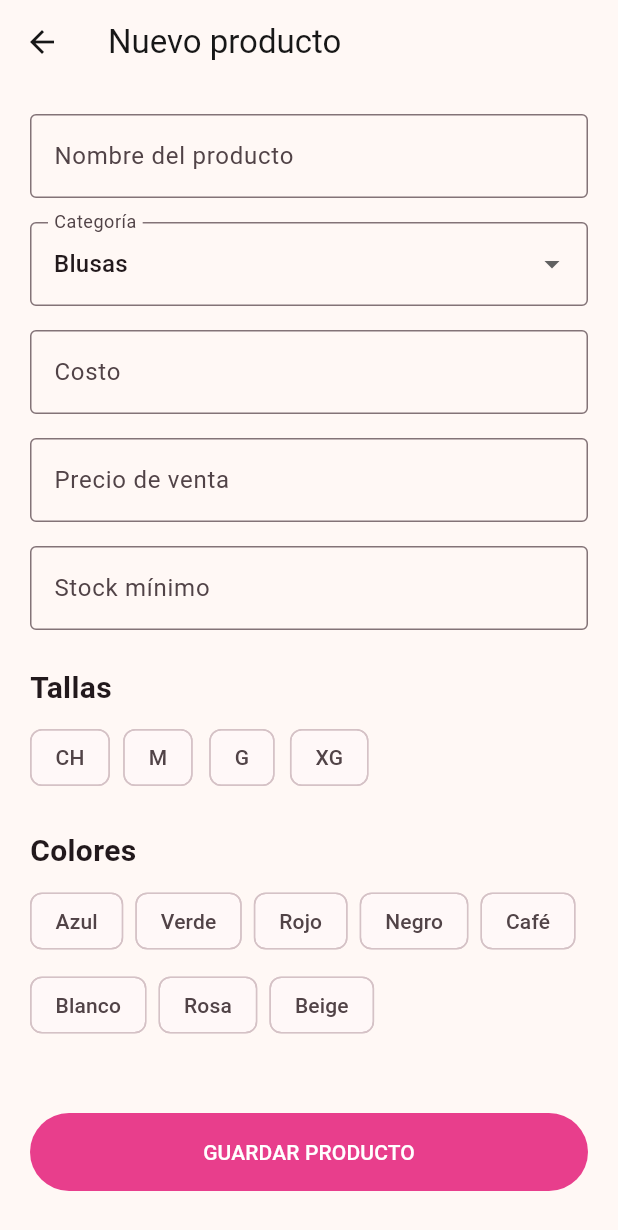
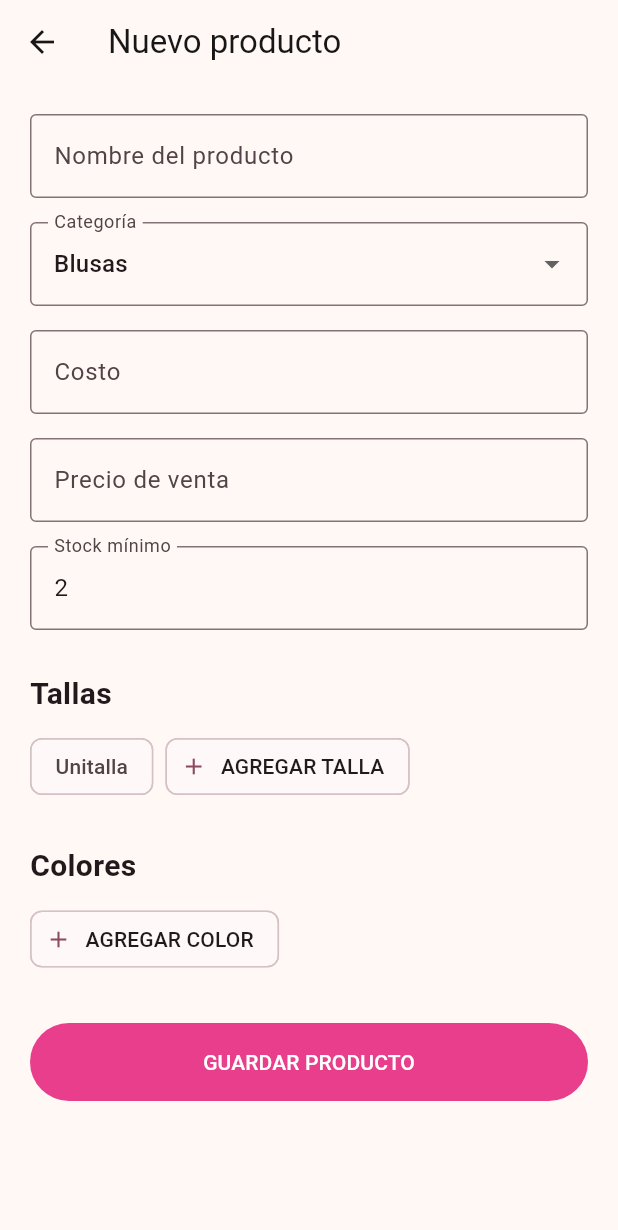
Before and after one commit to cesar1525mtz-rgb/modas-sophie-app, a Flutter app: the NewProductPage screen opened directly, on a phone screen of 412 x 824 dp. Shown: the top 1230 px of the screen. Run offline on Flutter 3.47's test engine with Material 3 defaults, Android fonts, the phone set to English and light mode, and no system bars; our stand-ins replace supabase_flutter; accounts and stored records are empty.

Commit message:
Update new_product_page.dart

```diff
--- a/lib/features/inventory/new_product_page.dart
+++ b/lib/features/inventory/new_product_page.dart
@@ -12,12 +12,11 @@ class _NewProductPageState extends State<NewProductPage> {
   final nameController = TextEditingController();
   final costController = TextEditingController();
   final priceController = TextEditingController();
-  final minimumController = TextEditingController();
+  final minimumController = TextEditingController(text: '2');
 
   final SupabaseClient client = Supabase.instance.client;
 
   bool saving = false;
-
   String category = 'Blusas';
 
   final List<String> categories = [
@@ -30,63 +29,13 @@ class _NewProductPageState extends State<NewProductPage> {
     'Otros',
   ];
 
-  final List<String> sizes = [
-    'CH',
-    'M',
-    'G',
-    'XG',
-  ];
-
-  final List<String> colors = [
-    'Azul',
-    'Verde',
-    'Rojo',
-    'Negro',
-    'Café',
-    'Blanco',
-    'Rosa',
-    'Beige',
-  ];
+  final List<String> sizes = ['Unitalla'];
+  final List<String> colors = [];
 
   final Set<String> selectedSizes = {};
   final Set<String> selectedColors = {};
 
   final Map<String, TextEditingController> stockControllers = {};
-
-  String variantKey(String size, String color) {
-    return '$size|$color';
-  }
-
-  TextEditingController stockController(
-    String size,
-    String color,
-  ) {
-    final key = variantKey(size, color);
-
-    if (!stockControllers.containsKey(key)) {
-      stockControllers[key] = TextEditingController(text: '0');
-    }
-
-    return stockControllers[key]!;
-  }
-
-  List<Map<String, dynamic>> get variants {
-    final result = <Map<String, dynamic>>[];
-
-    for (final size in selectedSizes) {
-      for (final color in selectedColors) {
-        final controller = stockController(size, color);
-
-        result.add({
-          'size': size,
-          'color': color,
-          'stock': int.tryParse(controller.text.trim()) ?? 0,
-        });
-      }
-    }
-
-    return result;
-  }
 
   @override
   void dispose() {
@@ -100,6 +49,136 @@ class _NewProductPageState extends State<NewProductPage> {
     }
 
     super.dispose();
+  }
+
+  String variantKey(String size, String color) {
+    return '$size|$color';
+  }
+
+  TextEditingController stockController(
+    String size,
+    String color,
+  ) {
+    final key = variantKey(size, color);
+
+    return stockControllers.putIfAbsent(
+      key,
+      () => TextEditingController(text: '0'),
+    );
+  }
+
+  List<Map<String, dynamic>> get variants {
+    final result = <Map<String, dynamic>>[];
+
+    for (final size in selectedSizes) {
+      for (final color in selectedColors) {
+        result.add({
+          'size': size,
+          'color': color,
+          'stock': int.tryParse(
+                stockController(size, color).text.trim(),
+              ) ??
+              0,
+        });
+      }
+    }
+
+    return result;
+  }
+
+  Future<void> addSize() async {
+    final value = await askValue(
+      'Agregar talla',
+      'Nombre de la talla',
+    );
+
+    if (value == null || value.trim().isEmpty) return;
+
+    final size = value.trim();
+
+    final exists = sizes.any(
+      (item) => item.toLowerCase() == size.toLowerCase(),
+    );
+
+    if (exists) {
+      showMessage('La talla ya existe');
+      return;
+    }
+
+    setState(() {
+      sizes.add(size);
+      selectedSizes.add(size);
+    });
+  }
+
+  Future<void> addColor() async {
+    final value = await askValue(
+      'Agregar color',
+      'Nombre del color',
+    );
+
+    if (value == null || value.trim().isEmpty) return;
+
+    final color = value.trim();
+
+    final exists = colors.any(
+      (item) => item.toLowerCase() == color.toLowerCase(),
+    );
+
+    if (exists) {
+      showMessage('El color ya existe');
+      return;
+    }
+
+    setState(() {
+      colors.add(color);
+      selectedColors.add(color);
+    });
+  }
+
+  Future<String?> askValue(
+    String title,
+    String label,
+  ) async {
+    final controller = TextEditingController();
+
+    final result = await showDialog<String>(
+      context: context,
+      builder: (dialogContext) {
+        return AlertDialog(
+          title: Text(title),
+          content: TextField(
+            controller: controller,
+            autofocus: true,
+            textCapitalization: TextCapitalization.words,
+            decoration: InputDecoration(
+              labelText: label,
+            ),
+          ),
+          actions: [
+            TextButton(
+              onPressed: () {
+                Navigator.pop(dialogContext);
+              },
+              child: const Text('CANCELAR'),
+            ),
+            FilledButton(
+              onPressed: () {
+                Navigator.pop(
+                  dialogContext,
+                  controller.text,
+                );
+              },
+              child: const Text('AGREGAR'),
+            ),
+          ],
+        );
+      },
+    );
+
+    controller.dispose();
+
+    return result;
   }
 
   @override
@@ -116,6 +195,7 @@ class _NewProductPageState extends State<NewProductPage> {
             children: [
               TextField(
                 controller: nameController,
+                textCapitalization: TextCapitalization.words,
                 decoration: const InputDecoration(
                   labelText: 'Nombre del producto',
                   border: OutlineInputBorder(),
@@ -145,7 +225,8 @@ class _NewProductPageState extends State<NewProductPage> {
               const SizedBox(height: 16),
               TextField(
                 controller: costController,
-                keyboardType: const TextInputType.numberWithOptions(
+                keyboardType:
+                    const TextInputType.numberWithOptions(
                   decimal: true,
                 ),
                 decoration: const InputDecoration(
@@ -156,7 +237,8 @@ class _NewProductPageState extends State<NewProductPage> {
               const SizedBox(height: 16),
               TextField(
                 controller: priceController,
-                keyboardType: const TextInputType.numberWithOptions(
+                keyboardType:
+                    const TextInputType.numberWithOptions(
                   decimal: true,
                 ),
                 decoration: const InputDecoration(
@@ -173,7 +255,7 @@ class _NewProductPageState extends State<NewProductPage> {
                   border: OutlineInputBorder(),
                 ),
               ),
-              const SizedBox(height: 24),
+              const SizedBox(height: 28),
               const Text(
                 'Tallas',
                 style: TextStyle(
@@ -181,11 +263,12 @@ class _NewProductPageState extends State<NewProductPage> {
                   fontWeight: FontWeight.bold,
                 ),
               ),
-              const SizedBox(height: 8),
+              const SizedBox(height: 10),
               Wrap(
                 spacing: 8,
                 runSpacing: 8,
-                children: sizes.map((size) {
+                children: [
+                  ...sizes.map((size) {
                     return FilterChip(
                       label: Text(size),
                       selected: selectedSizes.contains(size),
@@ -199,9 +282,15 @@ class _NewProductPageState extends State<NewProductPage> {
                         });
                       },
                     );
-                }).toList(),
+                  }),
+                  ActionChip(
+                    avatar: const Icon(Icons.add),
+                    label: const Text('AGREGAR TALLA'),
+                    onPressed: addSize,
                   ),
-              const SizedBox(height: 24),
+                ],
+              ),
+              const SizedBox(height: 28),
               const Text(
                 'Colores',
                 style: TextStyle(
@@ -209,11 +298,12 @@ class _NewProductPageState extends State<NewProductPage> {
                   fontWeight: FontWeight.bold,
                 ),
               ),
-              const SizedBox(height: 8),
+              const SizedBox(height: 10),
               Wrap(
                 spacing: 8,
                 runSpacing: 8,
-                children: colors.map((color) {
+                children: [
+                  ...colors.map((color) {
                     return FilterChip(
                       label: Text(color),
                       selected: selectedColors.contains(color),
@@ -227,11 +317,17 @@ class _NewProductPageState extends State<NewProductPage> {
                         });
                       },
                     );
-                }).toList(),
+                  }),
+                  ActionChip(
+                    avatar: const Icon(Icons.add),
+                    label: const Text('AGREGAR COLOR'),
+                    onPressed: addColor,
                   ),
-              const SizedBox(height: 24),
+                ],
+              ),
               if (selectedSizes.isNotEmpty &&
                   selectedColors.isNotEmpty) ...[
+                const SizedBox(height: 32),
                 const Text(
                   'Existencias por variante',
                   style: TextStyle(
@@ -240,9 +336,9 @@ class _NewProductPageState extends State<NewProductPage> {
                   ),
                 ),
                 const SizedBox(height: 12),
-                ..._buildVariantFields(),
+                ...buildVariantFields(),
               ],
-              const SizedBox(height: 24),
+              const SizedBox(height: 32),
               SizedBox(
                 width: double.infinity,
                 child: FilledButton(
@@ -262,11 +358,27 @@ class _NewProductPageState extends State<NewProductPage> {
     );
   }
 
-  List<Widget> _buildVariantFields() {
+  List<Widget> buildVariantFields() {
     final widgets = <Widget>[];
 
+    for (final color in selectedColors) {
+      widgets.add(
+        Padding(
+          padding: const EdgeInsets.only(
+            top: 12,
+            bottom: 8,
+          ),
+          child: Text(
+            color.toUpperCase(),
+            style: const TextStyle(
+              fontSize: 18,
+              fontWeight: FontWeight.bold,
+            ),
+          ),
+        ),
+      );
+
       for (final size in selectedSizes) {
-      for (final color in selectedColors) {
         widgets.add(
           Card(
             child: Padding(
@@ -275,7 +387,7 @@ class _NewProductPageState extends State<NewProductPage> {
                 children: [
                   Expanded(
                     child: Text(
-                      'Talla $size · $color',
+                      'Talla $size',
                       style: const TextStyle(
                         fontWeight: FontWeight.bold,
                       ),
@@ -284,8 +396,12 @@ class _NewProductPageState extends State<NewProductPage> {
                   SizedBox(
                     width: 100,
                     child: TextField(
-                      controller: stockController(size, color),
+                      controller: stockController(
+                        size,
+                        color,
+                      ),
                       keyboardType: TextInputType.number,
+                      textAlign: TextAlign.center,
                       decoration: const InputDecoration(
                         labelText: 'Cantidad',
                         border: OutlineInputBorder(),
@@ -305,9 +421,18 @@ class _NewProductPageState extends State<NewProductPage> {
 
   Future<void> save() async {
     final name = nameController.text.trim();
-    final cost = double.tryParse(costController.text.trim());
-    final price = double.tryParse(priceController.text.trim());
-    final minimum = int.tryParse(minimumController.text.trim());
+
+    final cost = double.tryParse(
+      costController.text.trim(),
+    );
+
+    final price = double.tryParse(
+      priceController.text.trim(),
+    );
+
+    final minimum = int.tryParse(
+      minimumController.text.trim(),
+    );
 
     if (name.isEmpty ||
         cost == null ||
@@ -318,17 +443,21 @@ class _NewProductPageState extends State<NewProductPage> {
     }
 
     if (selectedSizes.isEmpty) {
-      showMessage('Selecciona al menos una talla');
+      showMessage('Selecciona una talla');
       return;
     }
 
     if (selectedColors.isEmpty) {
-      showMessage('Selecciona al menos un color');
+      showMessage('Agrega y selecciona un color');
       return;
     }
 
-    if (variants.every((variant) => variant['stock'] == 0)) {
-      showMessage('Agrega existencia a por lo menos una variante');
+    if (variants.every(
+      (variant) => variant['stock'] == 0,
+    )) {
+      showMessage(
+        'Agrega existencia a por lo menos una variante',
+      );
       return;
     }
 
```
Lines whose indentation alone changed are shown as unchanged.
